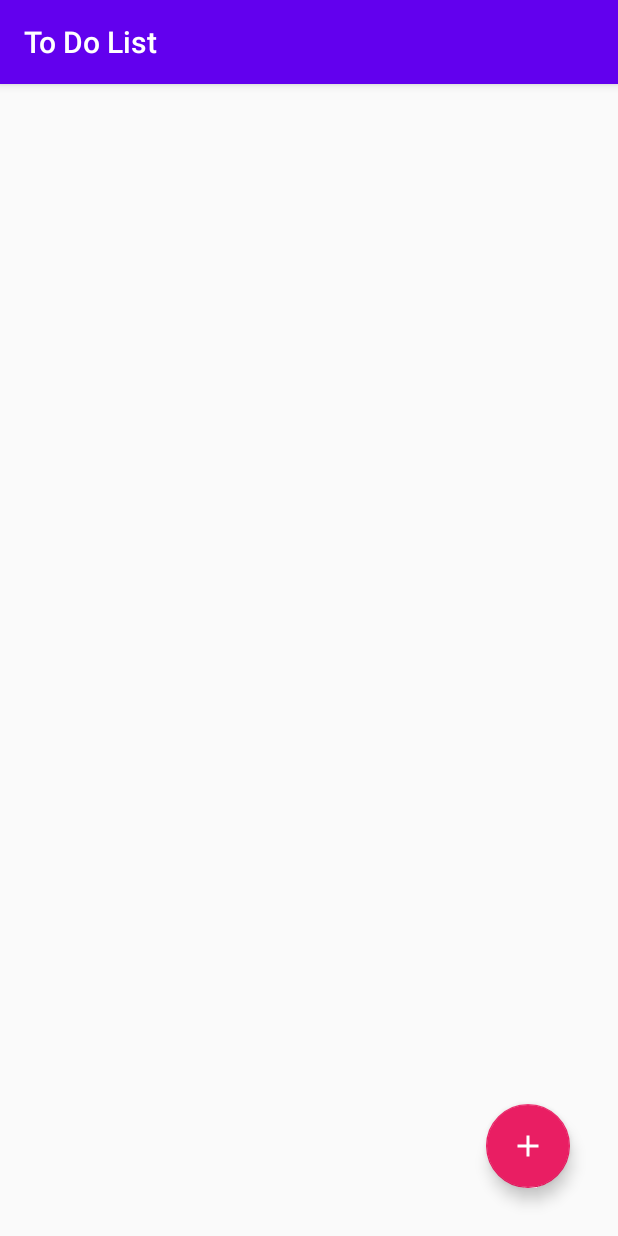
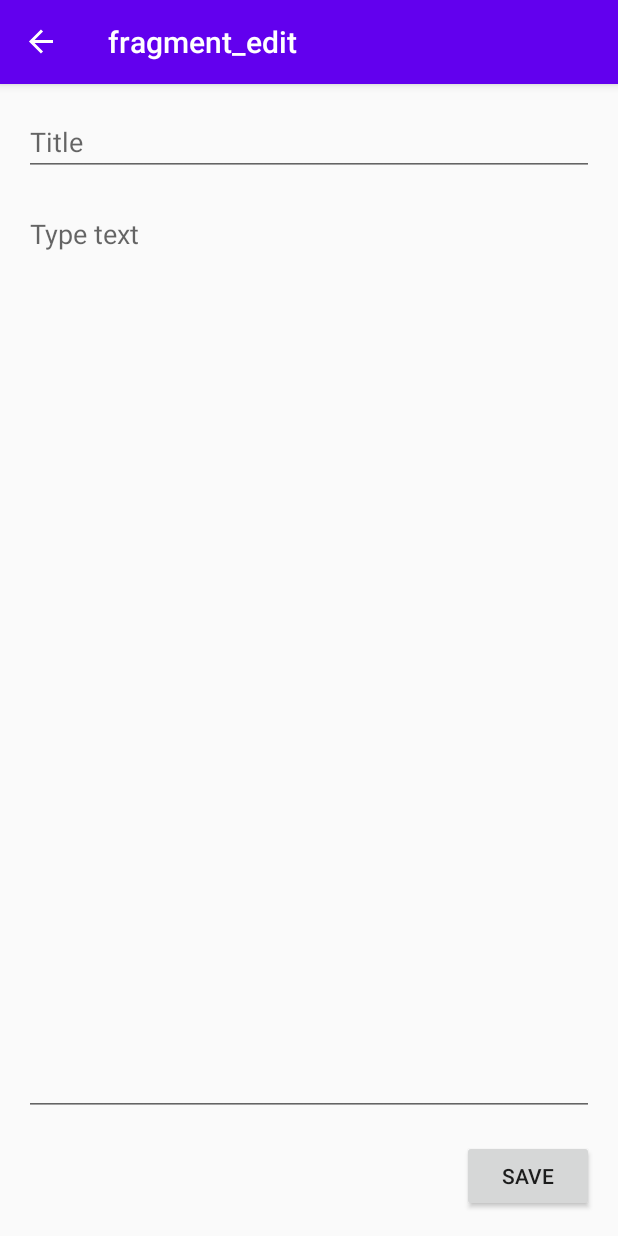
Before and after one commit to Damir9715/toDoList, an Android app: the screen it shows after launch (MainActivity), after a tap on "Just description", on a phone screen of 412 x 824 dp. Run offline under Robolectric (Android 15) with nearby library versions, the phone set to English and light mode, and no system bars; our stand-ins replace Room's generated code, data binding, navigation-ui.

Commit message:
created edit page

```diff
--- /dev/null
+++ b/app/src/main/java/com/example/todolist/AboutFragment.kt
@@ -0,0 +1,18 @@
+package com.example.todolist
+
+import android.os.Bundle
+import androidx.fragment.app.Fragment
+import android.view.LayoutInflater
+import android.view.View
+import android.view.ViewGroup
+
+
+class AboutFragment : Fragment() {
+
+    override fun onCreateView(
+        inflater: LayoutInflater, container: ViewGroup?,
+        savedInstanceState: Bundle?
+    ): View? {
+        return inflater.inflate(R.layout.fragment_about, container, false)
+    }
+}
--- a/app/src/main/java/com/example/todolist/MainActivity.kt
+++ b/app/src/main/java/com/example/todolist/MainActivity.kt
@@ -2,10 +2,33 @@ package com.example.todolist
 
 import androidx.appcompat.app.AppCompatActivity
 import android.os.Bundle
+import android.util.Log
+import android.view.LayoutInflater
+import androidx.databinding.DataBindingUtil
+import androidx.drawerlayout.widget.DrawerLayout
+import androidx.navigation.NavController
+import androidx.navigation.findNavController
+import androidx.navigation.ui.NavigationUI
+import com.example.todolist.databinding.ActivityMainBinding
 
 class MainActivity : AppCompatActivity() {
+    private lateinit var drawerLayout: DrawerLayout
+    private lateinit var navController: NavController
+
     override fun onCreate(savedInstanceState: Bundle?) {
+        Log.i("fusRoDa", "onCreate")
         super.onCreate(savedInstanceState)
-        setContentView(R.layout.activity_main)
+//        setContentView(R.layout.activity_main)
+        val binding: ActivityMainBinding = DataBindingUtil.setContentView(this, R.layout.activity_main)
+        drawerLayout = binding.drawerLayout
+
+        navController = this.findNavController(R.id.navigationHostFragment)
+        NavigationUI.setupActionBarWithNavController(this, navController, drawerLayout)
+        NavigationUI.setupWithNavController(binding.navView, navController)
+    }
+
+    override fun onSupportNavigateUp(): Boolean {
+        Log.i("fusRoDa", "onSupportNavigateUp")
+        return NavigationUI.navigateUp(navController, drawerLayout)
     }
 }
--- a/app/src/main/java/com/example/todolist/database/ToDoListDatabase.kt
+++ b/app/src/main/java/com/example/todolist/database/ToDoListDatabase.kt
@@ -28,8 +28,8 @@ abstract class ToDoListDatabase : RoomDatabase() {
                         "to_do_list_database"
                     ).fallbackToDestructiveMigration()
                         .build()
+                    INSTANCE = instance
                 }
-                INSTANCE = instance
                 return instance
             }
         }
--- a/app/src/main/java/com/example/todolist/database/ToDoListDatabaseDao.kt
+++ b/app/src/main/java/com/example/todolist/database/ToDoListDatabaseDao.kt
@@ -17,6 +17,6 @@ interface ToDoListDatabaseDao {
     @Delete
     fun deleteAllTasks(tasks: List<Task>): Int
 
-    @Query("select * from task limit 1")
-    fun getLast(): Task
+    @Query("select * from task order by taskId desc limit 1")
+    fun getLast(): Task?
 }
--- /dev/null
+++ b/app/src/main/java/com/example/todolist/edit/EditFragment.kt
@@ -0,0 +1,47 @@
+package com.example.todolist.edit
+
+import android.os.Bundle
+import android.view.LayoutInflater
+import android.view.View
+import android.view.ViewGroup
+import android.widget.Button
+import android.widget.EditText
+import androidx.fragment.app.Fragment
+import androidx.lifecycle.ViewModelProvider
+import com.example.todolist.R
+import com.example.todolist.database.Task
+import com.example.todolist.database.ToDoListDatabase
+import com.example.todolist.overview.OverviewViewModel
+import com.example.todolist.overview.OverviewViewModelFactory
+
+
+class EditFragment : Fragment() {
+
+    private lateinit var saveButton: Button
+    private lateinit var title: EditText
+    private lateinit var description: EditText
+
+    override fun onCreateView(
+        inflater: LayoutInflater, container: ViewGroup?,
+        savedInstanceState: Bundle?
+    ): View? {
+
+        val view = inflater.inflate(R.layout.fragment_edit, container, false)
+        saveButton = view.findViewById(R.id.save_button)
+        title = view.findViewById(R.id.title)
+        description = view.findViewById(R.id.description)
+
+        val application = requireNotNull(this.activity).application
+        val dao = ToDoListDatabase.getInstance(application).toDoListDatabaseDao
+        val viewModelFactory = OverviewViewModelFactory(dao, application)
+        val viewModel = ViewModelProvider(this, viewModelFactory).get(OverviewViewModel::class.java)
+
+        saveButton.setOnClickListener {
+            val task = Task(title = title.text.toString(), description = description.text.toString())
+            viewModel.saveTask(task)
+//            println(task.toString())
+        }
+
+        return view
+    }
+}
--- a/app/src/main/java/com/example/todolist/overview/OverviewFragment.kt
+++ b/app/src/main/java/com/example/todolist/overview/OverviewFragment.kt
@@ -1,12 +1,14 @@
 package com.example.todolist.overview
 
 import android.os.Bundle
+import android.util.Log
 import androidx.fragment.app.Fragment
 import android.view.LayoutInflater
 import android.view.View
 import android.view.ViewGroup
 import androidx.databinding.DataBindingUtil
 import androidx.lifecycle.ViewModelProvider
+import androidx.navigation.Navigation
 import com.example.todolist.R
 import com.example.todolist.database.ToDoListDatabase
 import com.example.todolist.databinding.FragmentOverviewBinding
@@ -14,19 +16,34 @@ import com.example.todolist.databinding.FragmentOverviewBinding
 
 class OverviewFragment : Fragment() {
 
+    lateinit var binding: FragmentOverviewBinding
+
     override fun onCreateView(
         inflater: LayoutInflater, container: ViewGroup?,
         savedInstanceState: Bundle?
     ): View? {
 
-        val binding: FragmentOverviewBinding = DataBindingUtil.inflate(
+        binding = DataBindingUtil.inflate(
             inflater, R.layout.fragment_overview, container, false)
+
+        binding.addFab.setOnClickListener(
+            Navigation.createNavigateOnClickListener(R.id.action_overviewFragment_to_editFragment)
+        )
 
         val application = requireNotNull(this.activity).application
         val dao = ToDoListDatabase.getInstance(application).toDoListDatabaseDao
         val viewModelFactory = OverviewViewModelFactory(dao, application)
-        val viewModel = ViewModelProvider(this, )
+        val viewModel = ViewModelProvider(this, viewModelFactory).get(OverviewViewModel::class.java)
+
+        binding.viewModel = viewModel
+        binding.lifecycleOwner = this
 
         return binding.root
     }
+
+    override fun onStart() {
+        super.onStart()
+        binding.viewModel!!.getLast()
+//        Log.i("asd", "onStart")
+    }
 }
--- a/app/src/main/java/com/example/todolist/overview/OverviewViewModel.kt
+++ b/app/src/main/java/com/example/todolist/overview/OverviewViewModel.kt
@@ -2,17 +2,54 @@ package com.example.todolist.overview
 
 import android.app.Application
 import android.util.Log
+import android.view.View
 import androidx.lifecycle.AndroidViewModel
+import androidx.lifecycle.LiveData
+import androidx.lifecycle.MutableLiveData
+import androidx.navigation.Navigation
+import com.example.todolist.R
+import com.example.todolist.database.Task
 import com.example.todolist.database.ToDoListDatabaseDao
+import kotlinx.coroutines.*
 
 class OverviewViewModel(
     val dao: ToDoListDatabaseDao,
     application: Application
 ) : AndroidViewModel(application) {
 
-    val ss = "sfsdfsd"
+    private var viewModelJob = Job()
+    val _task = MutableLiveData<Task?>()
+    val task: LiveData<Task?>
+        get() = _task
 
-    fun addButton() {
-        Log.i("fuck", "hey you")
+    private val uiScope = CoroutineScope(Dispatchers.Main + viewModelJob)
+
+    fun saveTask(task: Task) {
+        uiScope.launch {
+            saveTaskToDatabase(task)
+        }
+    }
+
+    private suspend fun saveTaskToDatabase(task: Task) {
+        withContext(Dispatchers.IO) {
+            dao.insert(task)
+        }
+    }
+
+    fun getLast() {
+        uiScope.launch {
+            _task.value = getLastFromDatabase()
+        }
+    }
+
+    private suspend fun getLastFromDatabase(): Task? {
+        return withContext(Dispatchers.IO) {
+            dao.getLast()
+        }
+    }
+
+    override fun onCleared() {
+        super.onCleared()
+        viewModelJob.cancel()
     }
 }
--- a/app/src/main/res/layout/activity_main.xml
+++ b/app/src/main/res/layout/activity_main.xml
@@ -1,10 +1,11 @@
 <?xml version="1.0" encoding="utf-8"?>
-<LinearLayout xmlns:android="http://schemas.android.com/apk/res/android"
-    xmlns:app="http://schemas.android.com/apk/res-auto"
-    xmlns:tools="http://schemas.android.com/tools"
+<layout xmlns:android="http://schemas.android.com/apk/res/android"
+    xmlns:app="http://schemas.android.com/apk/res-auto">
+
+    <androidx.drawerlayout.widget.DrawerLayout
+        android:id="@+id/drawerLayout"
         android:layout_width="match_parent"
-    android:layout_height="match_parent"
-    tools:context=".MainActivity">
+        android:layout_height="match_parent">
 
         <fragment
             android:id="@+id/navigationHostFragment"
@@ -14,4 +15,14 @@
             app:defaultNavHost="true"
             app:navGraph="@navigation/navigation" />
 
-</LinearLayout>
+        <com.google.android.material.navigation.NavigationView
+            android:id="@+id/navView"
+            android:layout_width="wrap_content"
+            android:layout_height="match_parent"
+            android:layout_gravity="start"
+            app:headerLayout="@layout/nav_header"
+            app:menu="@menu/navdrawer_menu" />
+
+    </androidx.drawerlayout.widget.DrawerLayout>
+
+</layout>
--- /dev/null
+++ b/app/src/main/res/layout/fragment_about.xml
@@ -0,0 +1,19 @@
+<?xml version="1.0" encoding="utf-8"?>
+<androidx.constraintlayout.widget.ConstraintLayout xmlns:android="http://schemas.android.com/apk/res/android"
+    xmlns:app="http://schemas.android.com/apk/res-auto"
+    xmlns:tools="http://schemas.android.com/tools"
+    android:layout_width="match_parent"
+    android:layout_height="match_parent"
+    tools:context=".AboutFragment">
+
+    <TextView
+        android:layout_width="wrap_content"
+        android:layout_height="wrap_content"
+        android:layout_marginTop="16dp"
+        android:text="@string/about_text"
+        android:textSize="50sp"
+        app:layout_constraintEnd_toEndOf="parent"
+        app:layout_constraintStart_toStartOf="parent"
+        app:layout_constraintTop_toTopOf="parent" />
+
+</androidx.constraintlayout.widget.ConstraintLayout>
--- /dev/null
+++ b/app/src/main/res/layout/fragment_edit.xml
@@ -0,0 +1,46 @@
+<?xml version="1.0" encoding="utf-8"?>
+<androidx.constraintlayout.widget.ConstraintLayout xmlns:android="http://schemas.android.com/apk/res/android"
+    xmlns:app="http://schemas.android.com/apk/res-auto"
+    xmlns:tools="http://schemas.android.com/tools"
+    android:layout_width="match_parent"
+    android:layout_height="match_parent"
+    tools:context=".edit.EditFragment">
+
+    <EditText
+        android:id="@+id/title"
+        android:layout_width="0dp"
+        android:layout_height="wrap_content"
+        android:layout_marginStart="16dp"
+        android:layout_marginTop="16dp"
+        android:layout_marginEnd="16dp"
+        android:ems="10"
+        android:hint="@string/title"
+        android:inputType="textPersonName"
+        app:layout_constraintEnd_toEndOf="parent"
+        app:layout_constraintStart_toStartOf="parent"
+        app:layout_constraintTop_toTopOf="parent" />
+
+    <EditText
+        android:id="@+id/description"
+        android:layout_width="0dp"
+        android:layout_height="0dp"
+        android:layout_marginTop="16dp"
+        android:layout_marginBottom="16dp"
+        android:ems="10"
+        android:gravity="start|top"
+        android:hint="@string/description"
+        android:inputType="textMultiLine"
+        app:layout_constraintBottom_toTopOf="@+id/save_button"
+        app:layout_constraintEnd_toEndOf="@+id/title"
+        app:layout_constraintStart_toStartOf="@+id/title"
+        app:layout_constraintTop_toBottomOf="@+id/title" />
+
+    <Button
+        android:id="@+id/save_button"
+        android:layout_width="wrap_content"
+        android:layout_height="wrap_content"
+        android:layout_marginBottom="16dp"
+        android:text="@string/save"
+        app:layout_constraintBottom_toBottomOf="parent"
+        app:layout_constraintEnd_toEndOf="@+id/description" />
+</androidx.constraintlayout.widget.ConstraintLayout>
--- a/app/src/main/res/layout/fragment_overview.xml
+++ b/app/src/main/res/layout/fragment_overview.xml
@@ -4,7 +4,6 @@
     xmlns:tools="http://schemas.android.com/tools">
 
     <data>
-
         <variable
             name="viewModel"
             type="com.example.todolist.overview.OverviewViewModel" />
@@ -19,12 +18,15 @@
             android:id="@+id/jumpToStart"
             android:layout_width="match_parent"
             android:layout_height="wrap_content"
-            android:layout_marginBottom="624dp"
-            android:text="@{viewModel.ss}"
+            android:layout_marginStart="16dp"
+            android:layout_marginTop="16dp"
+            android:layout_marginEnd="16dp"
+            android:text="@{viewModel.task.title}"
             app:layout_constraintBottom_toTopOf="@+id/add_fab"
             app:layout_constraintEnd_toEndOf="parent"
             app:layout_constraintStart_toStartOf="parent"
-            app:layout_constraintTop_toTopOf="parent" />
+            app:layout_constraintTop_toTopOf="parent"
+            app:layout_constraintVertical_bias="0.0" />
 
         <!--        <androidx.recyclerview.widget.RecyclerView-->
         <!--            android:id="@+id/tasks_grid"-->
@@ -47,9 +49,8 @@
             android:layout_marginBottom="32dp"
             android:backgroundTint="#E91E63"
             android:clickable="true"
-            android:contentDescription="@string/description"
+            android:contentDescription="@string/contentDescription"
             android:focusable="true"
-            android:onClick="@{() -> viewModel.addButton()}"
             android:src="@drawable/ic_baseline_add_24"
             app:backgroundTint="#E91E63"
             app:fabSize="normal"
--- /dev/null
+++ b/app/src/main/res/layout/nav_header.xml
@@ -0,0 +1,17 @@
+<?xml version="1.0" encoding="utf-8"?>
+<androidx.constraintlayout.widget.ConstraintLayout
+    xmlns:android="http://schemas.android.com/apk/res/android"
+    xmlns:app="http://schemas.android.com/apk/res-auto"
+    android:layout_width="match_parent"
+    android:layout_height="match_parent">
+
+
+    <ImageView
+        android:id="@+id/imageView"
+        android:layout_width="wrap_content"
+        android:layout_height="200dp"
+        app:layout_constraintEnd_toEndOf="parent"
+        app:layout_constraintStart_toStartOf="parent"
+        app:layout_constraintTop_toTopOf="parent"
+        app:srcCompat="@drawable/fallout" />
+</androidx.constraintlayout.widget.ConstraintLayout>
--- /dev/null
+++ b/app/src/main/res/menu/navdrawer_menu.xml
@@ -0,0 +1,6 @@
+<?xml version="1.0" encoding="utf-8"?>
+<menu xmlns:android="http://schemas.android.com/apk/res/android">
+    <item
+        android:id="@+id/aboutFragment"
+        android:title="@string/about" />
+</menu>
--- a/app/src/main/res/navigation/navigation.xml
+++ b/app/src/main/res/navigation/navigation.xml
@@ -3,11 +3,25 @@
     xmlns:app="http://schemas.android.com/apk/res-auto"
     xmlns:tools="http://schemas.android.com/tools"
     android:id="@+id/navigation"
-    app:startDestination="@id/homeFragment">
+    app:startDestination="@id/overviewFragment">
 
     <fragment
-        android:id="@+id/homeFragment"
+        android:id="@+id/overviewFragment"
         android:name="com.example.todolist.overview.OverviewFragment"
         android:label="fragment_home"
-        tools:layout="@layout/fragment_overview" />
+        tools:layout="@layout/fragment_overview" >
+        <action
+            android:id="@+id/action_overviewFragment_to_editFragment"
+            app:destination="@id/editFragment" />
+    </fragment>
+    <fragment
+        android:id="@+id/editFragment"
+        android:name="com.example.todolist.edit.EditFragment"
+        android:label="fragment_edit"
+        tools:layout="@layout/fragment_edit" />
+    <fragment
+        android:id="@+id/aboutFragment"
+        android:name="com.example.todolist.AboutFragment"
+        android:label="fragment_about"
+        tools:layout="@layout/fragment_about" />
 </navigation>
--- a/app/src/main/res/values/strings.xml
+++ b/app/src/main/res/values/strings.xml
@@ -1,7 +1,7 @@
 <resources>
     <string name="app_name">To Do List</string>
 
-    <string name="description">Just description</string>
+    <string name="contentDescription">Just description</string>
     <string name="hello_blank_fragment">Hello blank fragment\n
         Hello blank fragment\n
         Hello blank fragment\n
@@ -33,4 +33,9 @@
         Hello blank fragment\n
         Hello blank fragment\n
         Hello blank fragment\n</string>
+    <string name="about_text">About page</string>
+    <string name="about">About</string>
+    <string name="title">Title</string>
+    <string name="description">Type text</string>
+    <string name="save">Save</string>
 </resources>
```
Also changed, not shown: app/src/main/res/drawable/fallout.jpg (added). Lines whose indentation alone changed are shown as unchanged.
